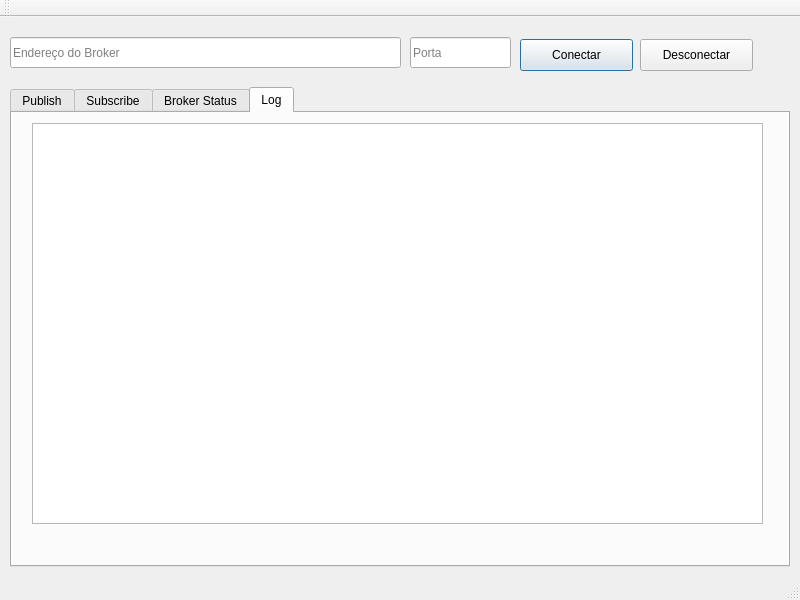
This is window.ui in helbert-rocha/MQTTClient as Qt 5 draws it before an edit. The edited form follows.
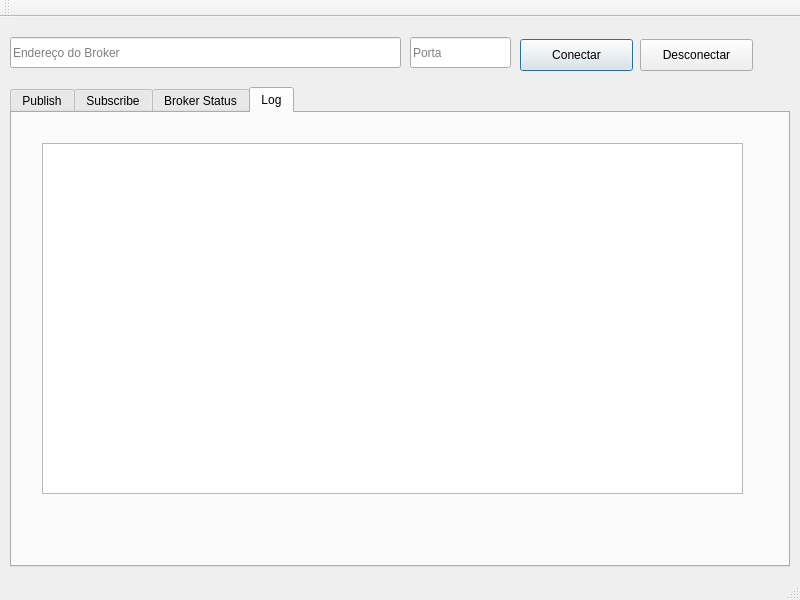
This is the edited form.

Diff of the .ui file:
```diff
--- a/window.ui
+++ b/window.ui
@@ -803,10 +803,10 @@
      <widget class="QListWidget" name="listWidgetLogList">
       <property name="geometry">
        <rect>
-        <x>20</x>
-        <y>10</y>
-        <width>731</width>
-        <height>401</height>
+        <x>30</x>
+        <y>30</y>
+        <width>701</width>
+        <height>351</height>
        </rect>
       </property>
      </widget>
```
Left out of the diff: 2 changed lines with no effect on the pictures.
